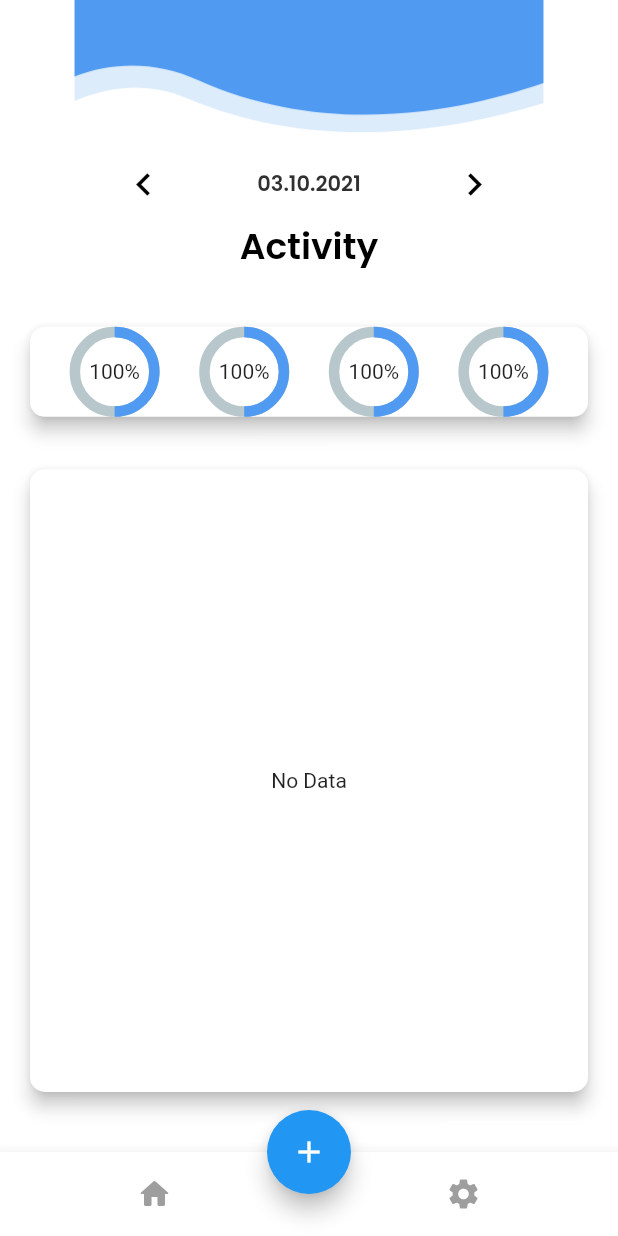
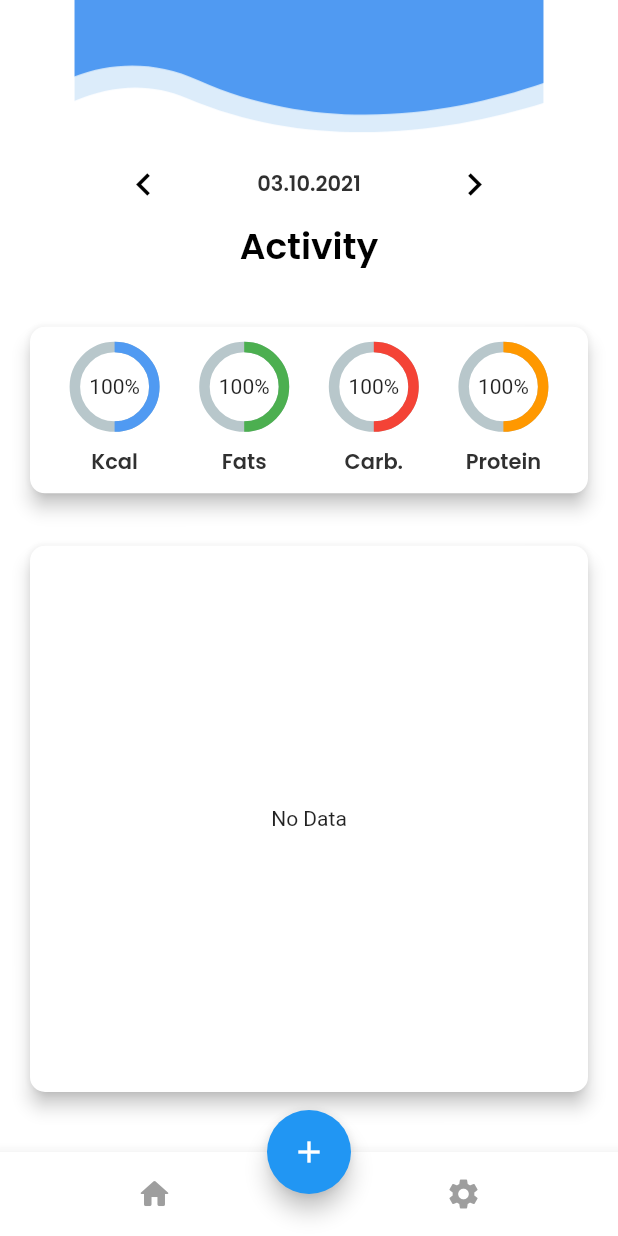
Before and after one commit to OstapFilipenko/Foody, a Flutter app: the screen it shows after launch, on a phone screen of 412 x 824 dp. Run offline on Flutter 3.47's test engine with Material 2 defaults, Android fonts, the phone set to English and light mode, and no system bars; drawn by our look-alikes of percent_indicator; our stand-ins replace auto_size_text, built_collection, built_value, cloud_firestore, firebase_core, flutter_svg_provider and 6 more; missing offline and left inert: scan; accounts and stored records are empty; generated files the repository leaves out were written again.

Commit message:
set style of each progress bar

```diff
--- a/lib/home_page/home_page_widget.dart
+++ b/lib/home_page/home_page_widget.dart
@@ -283,33 +283,113 @@ class _HomePageWidgetState extends State<HomePageWidget>
                           crossAxisAlignment: CrossAxisAlignment.center,
                           mainAxisAlignment: MainAxisAlignment.spaceEvenly,
                           children: [
+                            Padding(
+                              padding: EdgeInsets.fromLTRB(0, 10, 0, 10),
+                              child: Column(
+                                mainAxisSize: MainAxisSize.max,
+                                children: [
                                   CircularPercentIndicator(
                                     radius: 60.0,
                                     lineWidth: 7.0,
                                     percent: 0.5,
+                                    animation: true,
+                                    animationDuration: 1200,
                                     center: Text("100%"),
                                     progressColor: Color(0xFF509AF2),
                                   ),
+                                  SizedBox(
+                                    height: 10,
+                                  ),
+                                  Text(
+                                    "Kcal",
+                                    style: FlutterFlowTheme.bodyText1.override(
+                                      fontFamily: 'Poppins',
+                                      fontWeight: FontWeight.w600,
+                                    ),
+                                  ),
+                                ],
+                              ),
+                            ),
+                            Padding(
+                              padding: EdgeInsets.fromLTRB(0, 10, 0, 10),
+                              child: Column(
+                                mainAxisSize: MainAxisSize.max,
+                                children: [
                                   CircularPercentIndicator(
                                     radius: 60.0,
                                     lineWidth: 7.0,
                                     percent: 0.5,
+                                    animation: true,
+                                    animationDuration: 1200,
                                     center: Text("100%"),
-                              progressColor: Color(0xFF509AF2),
+                                    progressColor: Colors.green,
                                   ),
+                                  SizedBox(
+                                    height: 10,
+                                  ),
+                                  Text(
+                                    "Fats",
+                                    style: FlutterFlowTheme.bodyText1.override(
+                                      fontFamily: 'Poppins',
+                                      fontWeight: FontWeight.w600,
+                                    ),
+                                  ),
+                                ],
+                              ),
+                            ),
+                            Padding(
+                              padding: EdgeInsets.fromLTRB(0, 10, 0, 10),
+                              child: Column(
+                                mainAxisSize: MainAxisSize.max,
+                                children: [
                                   CircularPercentIndicator(
                                     radius: 60.0,
                                     lineWidth: 7.0,
                                     percent: 0.5,
+                                    animation: true,
+                                    animationDuration: 1200,
                                     center: Text("100%"),
-                              progressColor: Color(0xFF509AF2),
+                                    progressColor: Colors.red,
                                   ),
+                                  SizedBox(
+                                    height: 10,
+                                  ),
+                                  Text(
+                                    "Carb.",
+                                    style: FlutterFlowTheme.bodyText1.override(
+                                      fontFamily: 'Poppins',
+                                      fontWeight: FontWeight.w600,
+                                    ),
+                                  ),
+                                ],
+                              ),
+                            ),
+                            Padding(
+                              padding: EdgeInsets.fromLTRB(0, 10, 0, 10),
+                              child: Column(
+                                mainAxisSize: MainAxisSize.max,
+                                children: [
                                   CircularPercentIndicator(
                                     radius: 60.0,
                                     lineWidth: 7.0,
                                     percent: 0.5,
+                                    animation: true,
+                                    animationDuration: 1200,
                                     center: Text("100%"),
-                              progressColor: Color(0xFF509AF2),
+                                    progressColor: Colors.orange,
+                                  ),
+                                  SizedBox(
+                                    height: 10,
+                                  ),
+                                  Text(
+                                    "Protein",
+                                    style: FlutterFlowTheme.bodyText1.override(
+                                      fontFamily: 'Poppins',
+                                      fontWeight: FontWeight.w600,
+                                    ),
+                                  ),
+                                ],
+                              ),
                             ),
                           ],
                         ),
```
Lines whose indentation alone changed are shown as unchanged.
